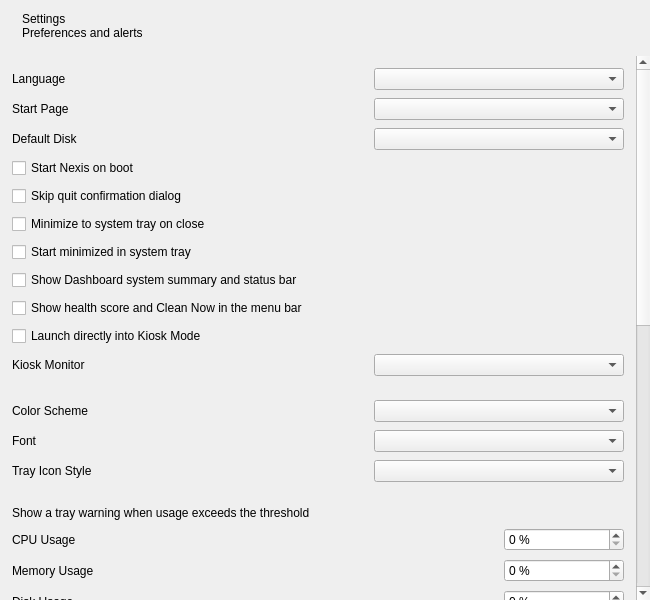
Before: the Qt Designer form shared/nexis/Pages/Settings/settings_page.ui in s4solutionsllc/Nexis, drawn with Qt 5.
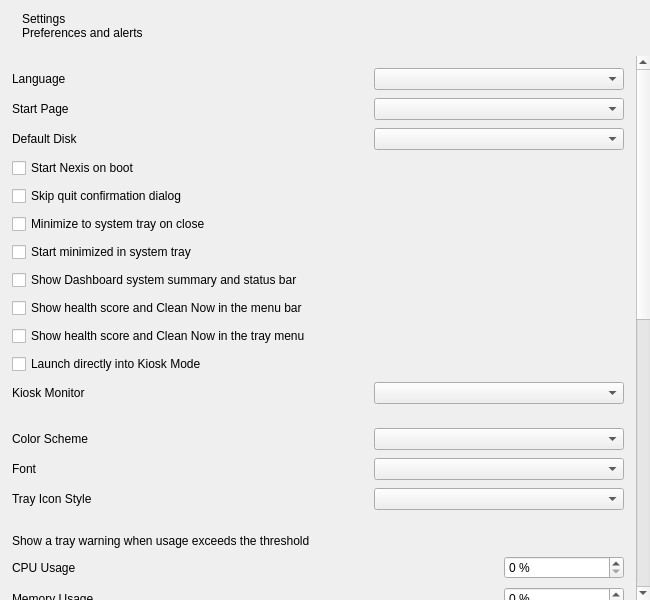
After: the same form once the commit is applied.

Commit message: feat(linux): tray health score + Clean Now action (SSO-23854) (#419)

Patch:
```diff
--- a/shared/nexis/Pages/Settings/settings_page.ui
+++ b/shared/nexis/Pages/Settings/settings_page.ui
@@ -200,6 +200,14 @@
           </item>
 
           <item row="9" column="0" colspan="2">
+           <widget class="QCheckBox" name="checkTrayHealthScore">
+            <property name="text"><string>Show health score and Clean Now in the tray menu</string></property>
+            <property name="cursor"><cursorShape>PointingHandCursor</cursorShape></property>
+            <property name="focusPolicy"><enum>Qt::NoFocus</enum></property>
+           </widget>
+          </item>
+
+          <item row="10" column="0" colspan="2">
            <widget class="QCheckBox" name="checkLaunchInKioskMode">
             <property name="text"><string>Launch directly into Kiosk Mode</string></property>
             <property name="toolTip"><string>Starts Nexis in full-screen kiosk mode as soon as it launches, without needing to press F11.</string></property>
@@ -208,12 +216,12 @@
            </widget>
           </item>
 
-          <item row="10" column="0">
+          <item row="11" column="0">
            <widget class="QLabel" name="lblKioskMonitor">
             <property name="text"><string>Kiosk Monitor</string></property>
            </widget>
           </item>
-          <item row="10" column="1">
+          <item row="11" column="1">
            <widget class="QComboBox" name="cmbKioskMonitor">
             <property name="sizePolicy">
              <sizepolicy hsizetype="Expanding" vsizetype="Fixed">
```
The commit also changes 17 other files.
